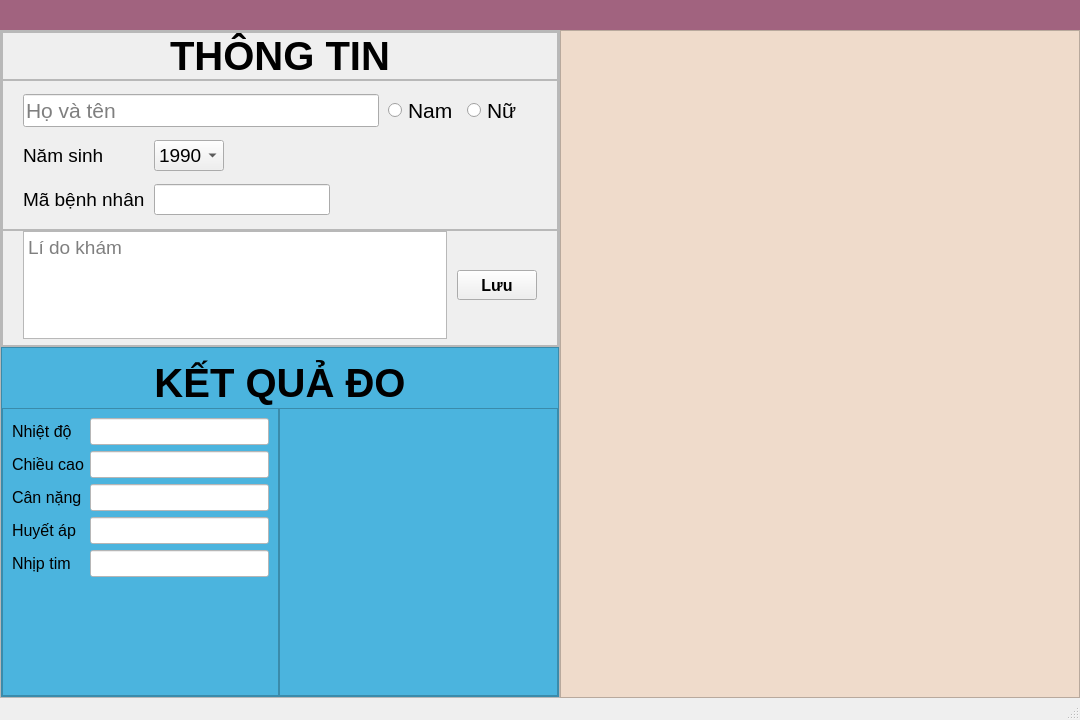
IamSern/GUI-Thesis, file mainNo2.0.ui: the form before one commit.
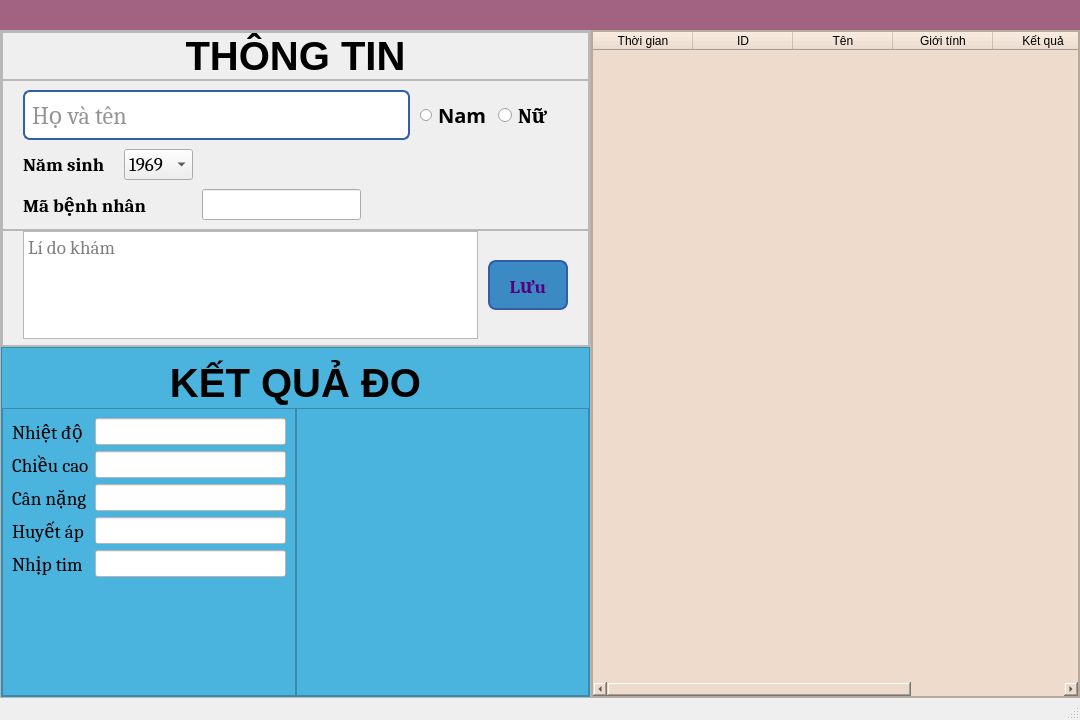
The form after the commit.

Patch:
```diff
--- a/mainNo2.0.ui
+++ b/mainNo2.0.ui
@@ -222,8 +222,97 @@
                 <property name="verticalSpacing">
                  <number>0</number>
                 </property>
-                <item row="1" column="3">
-                 <widget class="QComboBox" name="comboBox">
+                <item row="2" column="3">
+                 <widget class="QLineEdit" name="line_ID">
+                  <property name="font">
+                   <font>
+                    <family>Cambria</family>
+                    <pointsize>14</pointsize>
+                   </font>
+                  </property>
+                  <property name="styleSheet">
+                   <string notr="true"/>
+                  </property>
+                 </widget>
+                </item>
+                <item row="0" column="0" colspan="5">
+                 <widget class="QLineEdit" name="line_name">
+                  <property name="minimumSize">
+                   <size>
+                    <width>0</width>
+                    <height>50</height>
+                   </size>
+                  </property>
+                  <property name="font">
+                   <font>
+                    <family>Cambria</family>
+                    <pointsize>18</pointsize>
+                   </font>
+                  </property>
+                  <property name="styleSheet">
+                   <string notr="true">QLineEdit{
+border: 2px solid rgb(52, 93, 167);
+border-radius: 7px;
+color: rgb(42, 42, 42);
+padding-left: 5px;
+padding-rignt: 5px;
+}</string>
+                  </property>
+                  <property name="placeholderText">
+                   <string>Họ và tên</string>
+                  </property>
+                 </widget>
+                </item>
+                <item row="1" column="4">
+                 <spacer name="horizontalSpacer_2">
+                  <property name="orientation">
+                   <enum>Qt::Horizontal</enum>
+                  </property>
+                  <property name="sizeHint" stdset="0">
+                   <size>
+                    <width>40</width>
+                    <height>20</height>
+                   </size>
+                  </property>
+                 </spacer>
+                </item>
+                <item row="2" column="0" colspan="3">
+                 <widget class="QLabel" name="label_3">
+                  <property name="font">
+                   <font>
+                    <family>Cambria</family>
+                    <pointsize>14</pointsize>
+                    <weight>75</weight>
+                    <bold>true</bold>
+                   </font>
+                  </property>
+                  <property name="text">
+                   <string>Mã bệnh nhân</string>
+                  </property>
+                 </widget>
+                </item>
+                <item row="1" column="0">
+                 <widget class="QLabel" name="label_2">
+                  <property name="font">
+                   <font>
+                    <family>Cambria</family>
+                    <pointsize>14</pointsize>
+                    <weight>75</weight>
+                    <bold>true</bold>
+                   </font>
+                  </property>
+                  <property name="styleSheet">
+                   <string notr="true">QLabel{
+border-bottom: 2px solidrgb(52, 93, 167)
+}</string>
+                  </property>
+                  <property name="text">
+                   <string>Năm sinh</string>
+                  </property>
+                 </widget>
+                </item>
+                <item row="1" column="2">
+                 <widget class="QComboBox" name="box_year">
                   <property name="maximumSize">
                    <size>
                     <width>70</width>
@@ -232,9 +321,112 @@
                   </property>
                   <property name="font">
                    <font>
+                    <family>Cambria</family>
                     <pointsize>14</pointsize>
+                    <weight>50</weight>
+                    <bold>false</bold>
                    </font>
                   </property>
+                  <item>
+                   <property name="text">
+                    <string>1969</string>
+                   </property>
+                  </item>
+                  <item>
+                   <property name="text">
+                    <string>1970</string>
+                   </property>
+                  </item>
+                  <item>
+                   <property name="text">
+                    <string>1971</string>
+                   </property>
+                  </item>
+                  <item>
+                   <property name="text">
+                    <string>1972</string>
+                   </property>
+                  </item>
+                  <item>
+                   <property name="text">
+                    <string>1973</string>
+                   </property>
+                  </item>
+                  <item>
+                   <property name="text">
+                    <string>1975</string>
+                   </property>
+                  </item>
+                  <item>
+                   <property name="text">
+                    <string>1976</string>
+                   </property>
+                  </item>
+                  <item>
+                   <property name="text">
+                    <string>1977</string>
+                   </property>
+                  </item>
+                  <item>
+                   <property name="text">
+                    <string>1978</string>
+                   </property>
+                  </item>
+                  <item>
+                   <property name="text">
+                    <string>1979</string>
+                   </property>
+                  </item>
+                  <item>
+                   <property name="text">
+                    <string>1980</string>
+                   </property>
+                  </item>
+                  <item>
+                   <property name="text">
+                    <string>1981</string>
+                   </property>
+                  </item>
+                  <item>
+                   <property name="text">
+                    <string>1983</string>
+                   </property>
+                  </item>
+                  <item>
+                   <property name="text">
+                    <string>1983</string>
+                   </property>
+                  </item>
+                  <item>
+                   <property name="text">
+                    <string>1984</string>
+                   </property>
+                  </item>
+                  <item>
+                   <property name="text">
+                    <string>1985</string>
+                   </property>
+                  </item>
+                  <item>
+                   <property name="text">
+                    <string>1986</string>
+                   </property>
+                  </item>
+                  <item>
+                   <property name="text">
+                    <string>1987</string>
+                   </property>
+                  </item>
+                  <item>
+                   <property name="text">
+                    <string>1988</string>
+                   </property>
+                  </item>
+                  <item>
+                   <property name="text">
+                    <string>1989</string>
+                   </property>
+                  </item>
                   <item>
                    <property name="text">
                     <string>1990</string>
@@ -292,40 +484,6 @@
                   </item>
                  </widget>
                 </item>
-                <item row="2" column="3">
-                 <widget class="QLineEdit" name="lineEdit_2">
-                  <property name="font">
-                   <font>
-                    <pointsize>14</pointsize>
-                   </font>
-                  </property>
-                 </widget>
-                </item>
-                <item row="1" column="4">
-                 <spacer name="horizontalSpacer_2">
-                  <property name="orientation">
-                   <enum>Qt::Horizontal</enum>
-                  </property>
-                  <property name="sizeHint" stdset="0">
-                   <size>
-                    <width>40</width>
-                    <height>20</height>
-                   </size>
-                  </property>
-                 </spacer>
-                </item>
-                <item row="0" column="0" colspan="5">
-                 <widget class="QLineEdit" name="lineEdit">
-                  <property name="font">
-                   <font>
-                    <pointsize>16</pointsize>
-                   </font>
-                  </property>
-                  <property name="placeholderText">
-                   <string>Họ và tên</string>
-                  </property>
-                 </widget>
-                </item>
                 <item row="0" column="6">
                  <widget class="QRadioButton" name="radioButton_2">
                   <property name="minimumSize">
@@ -336,7 +494,10 @@
                   </property>
                   <property name="font">
                    <font>
-                    <pointsize>16</pointsize>
+                    <family>Cambria</family>
+                    <pointsize>15</pointsize>
+                    <weight>75</weight>
+                    <bold>true</bold>
                    </font>
                   </property>
                   <property name="text">
@@ -354,38 +515,27 @@
                   </property>
                   <property name="font">
                    <font>
-                    <pointsize>16</pointsize>
+                    <family>Candara</family>
+                    <pointsize>15</pointsize>
+                    <weight>75</weight>
+                    <bold>true</bold>
                    </font>
                   </property>
+                  <property name="styleSheet">
+                   <string notr="true">QRadioButton::indicator::checked{
+
+	color: rgb(255, 0, 0);
+}
+QRadioButton::indicator{
+    width: 13px;
+    height: 13px;
+}</string>
+                  </property>
                   <property name="text">
                    <string>Nam</string>
                   </property>
                  </widget>
                 </item>
-                <item row="2" column="0" colspan="3">
-                 <widget class="QLabel" name="label_3">
-                  <property name="font">
-                   <font>
-                    <pointsize>14</pointsize>
-                   </font>
-                  </property>
-                  <property name="text">
-                   <string>Mã bệnh nhân</string>
-                  </property>
-                 </widget>
-                </item>
-                <item row="1" column="0">
-                 <widget class="QLabel" name="label_2">
-                  <property name="font">
-                   <font>
-                    <pointsize>14</pointsize>
-                   </font>
-                  </property>
-                  <property name="text">
-                   <string>Năm sinh</string>
-                  </property>
-                 </widget>
-                </item>
                </layout>
               </widget>
              </item>
@@ -429,6 +579,7 @@
                   </property>
                   <property name="font">
                    <font>
+                    <family>Cambria</family>
                     <pointsize>14</pointsize>
                    </font>
                   </property>
@@ -442,16 +593,34 @@
                   <property name="minimumSize">
                    <size>
                     <width>80</width>
-                    <height>30</height>
+                    <height>50</height>
                    </size>
                   </property>
                   <property name="font">
                    <font>
-                    <pointsize>12</pointsize>
+                    <family>Cambria</family>
+                    <pointsize>14</pointsize>
                     <weight>75</weight>
                     <bold>true</bold>
                    </font>
                   </property>
+                  <property name="styleSheet">
+                   <string notr="true">QPushButton{
+color: rgb(85, 0, 127);
+background-color: rgb(59, 138, 196);
+border: 2px solid rgb(52, 93, 167);
+border-radius: 8px
+}
+
+QPushButton:hover{
+background-color: rgb(75, 180, 222);
+}
+
+QPushButton:pressed{
+background-color: rgb(52, 93, 167);
+}
+</string>
+                  </property>
                   <property name="text">
                    <string>Lưu</string>
                   </property>
@@ -557,7 +726,8 @@
                  <widget class="QLabel" name="label_5">
                   <property name="font">
                    <font>
-                    <pointsize>12</pointsize>
+                    <family>Cambria</family>
+                    <pointsize>14</pointsize>
                    </font>
                   </property>
                   <property name="text">
@@ -581,7 +751,8 @@
                  <widget class="QLabel" name="label_6">
                   <property name="font">
                    <font>
-                    <pointsize>12</pointsize>
+                    <family>Cambria</family>
+                    <pointsize>14</pointsize>
                    </font>
                   </property>
                   <property name="text">
@@ -605,7 +776,8 @@
                  <widget class="QLabel" name="label_7">
                   <property name="font">
                    <font>
-                    <pointsize>12</pointsize>
+                    <family>Cambria</family>
+                    <pointsize>14</pointsize>
                    </font>
                   </property>
                   <property name="text">
@@ -629,7 +801,8 @@
                  <widget class="QLabel" name="label_8">
                   <property name="font">
                    <font>
-                    <pointsize>12</pointsize>
+                    <family>Cambria</family>
+                    <pointsize>14</pointsize>
                    </font>
                   </property>
                   <property name="text">
@@ -641,7 +814,8 @@
                  <widget class="QLabel" name="label_9">
                   <property name="font">
                    <font>
-                    <pointsize>12</pointsize>
+                    <family>Cambria</family>
+                    <pointsize>14</pointsize>
                    </font>
                   </property>
                   <property name="text">
@@ -685,6 +859,11 @@
        </item>
        <item>
         <widget class="QFrame" name="history">
+         <property name="font">
+          <font>
+           <pointsize>8</pointsize>
+          </font>
+         </property>
          <property name="styleSheet">
           <string notr="true">background-color: rgb(239, 219, 203);</string>
          </property>
@@ -695,18 +874,80 @@
           <enum>QFrame::Raised</enum>
          </property>
          <layout class="QVBoxLayout" name="verticalLayout_4">
+          <property name="leftMargin">
+           <number>0</number>
+          </property>
+          <property name="topMargin">
+           <number>0</number>
+          </property>
+          <property name="rightMargin">
+           <number>0</number>
+          </property>
+          <property name="bottomMargin">
+           <number>0</number>
+          </property>
           <item>
-           <spacer name="horizontalSpacer">
-            <property name="orientation">
-             <enum>Qt::Horizontal</enum>
+           <widget class="QTableWidget" name="tableWidget">
+            <property name="font">
+             <font>
+              <pointsize>12</pointsize>
+             </font>
             </property>
-            <property name="sizeHint" stdset="0">
-             <size>
-              <width>488</width>
-              <height>20</height>
-             </size>
+            <property name="styleSheet">
+             <string notr="true">QScrolBar:horizontal{
+color: rgb(255, 0, 0);
+
+}</string>
             </property>
-           </spacer>
+            <property name="autoScrollMargin">
+             <number>16</number>
+            </property>
+            <property name="gridStyle">
+             <enum>Qt::SolidLine</enum>
+            </property>
+            <property name="rowCount">
+             <number>0</number>
+            </property>
+            <property name="columnCount">
+             <number>6</number>
+            </property>
+            <attribute name="horizontalHeaderDefaultSectionSize">
+             <number>100</number>
+            </attribute>
+            <attribute name="horizontalHeaderShowSortIndicator" stdset="0">
+             <bool>false</bool>
+            </attribute>
+            <column>
+             <property name="text">
+              <string>Thời gian</string>
+             </property>
+            </column>
+            <column>
+             <property name="text">
+              <string>ID</string>
+             </property>
+            </column>
+            <column>
+             <property name="text">
+              <string>Tên</string>
+             </property>
+            </column>
+            <column>
+             <property name="text">
+              <string>Giới tính</string>
+             </property>
+            </column>
+            <column>
+             <property name="text">
+              <string>Kết quả</string>
+             </property>
+            </column>
+            <column>
+             <property name="text">
+              <string>Lí do khám</string>
+             </property>
+            </column>
+           </widget>
           </item>
          </layout>
         </widget>
```
Left out of the diff: 8 changed lines with no effect on the pictures.
